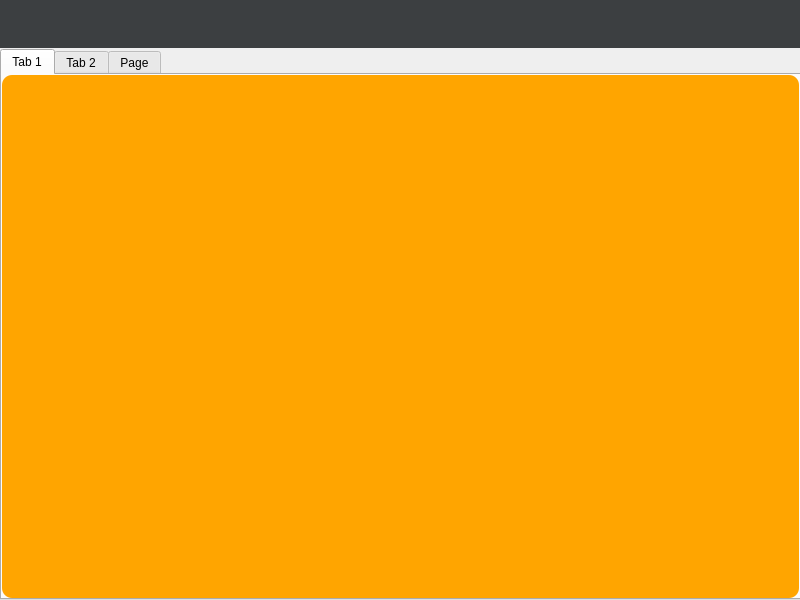
Qt form src/gui/ui/main_window.ui (PavelSbvt/office-technologies-second-lab) before a commit.
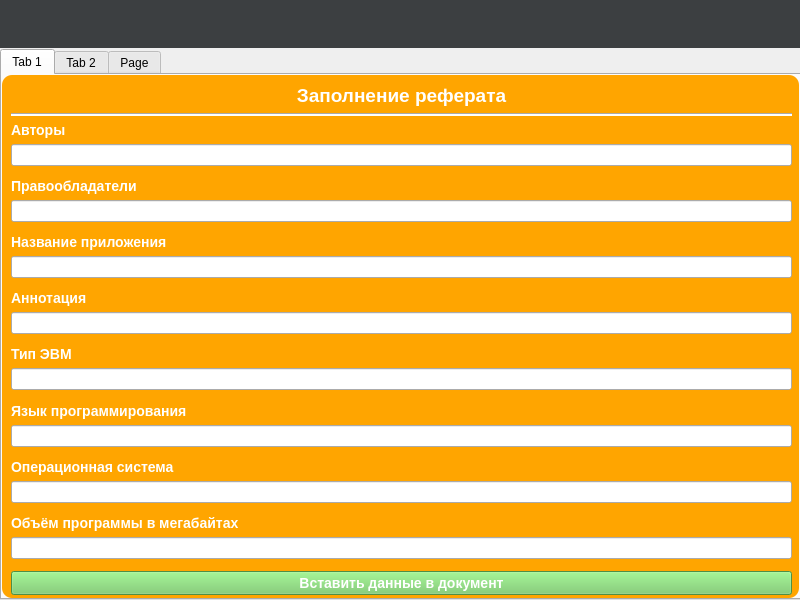
The same form after that commit.

Commit message: > [src/gui/ui/main_window.ui] - update ui - create input areas for input text which fill the report data

The edit to the form file:
```diff
--- a/src/gui/ui/main_window.ui
+++ b/src/gui/ui/main_window.ui
@@ -61,6 +61,320 @@
      <attribute name="title">
       <string>Tab 1</string>
      </attribute>
+     <widget class="QWidget" name="verticalLayoutWidget">
+      <property name="geometry">
+       <rect>
+        <x>9</x>
+        <y>9</y>
+        <width>781</width>
+        <height>511</height>
+       </rect>
+      </property>
+      <layout class="QVBoxLayout" name="verticalLayoutFirstTab">
+       <item>
+        <widget class="QLabel" name="labelTitleFillReport">
+         <property name="styleSheet">
+          <string notr="true">QLabel {
+	color: white;
+	font-weight: bold;
+	font-size: 19px;
+}</string>
+         </property>
+         <property name="text">
+          <string>Заполнение реферата</string>
+         </property>
+         <property name="alignment">
+          <set>Qt::AlignCenter</set>
+         </property>
+        </widget>
+       </item>
+       <item>
+        <widget class="Line" name="line">
+         <property name="minimumSize">
+          <size>
+           <width>0</width>
+           <height>3</height>
+          </size>
+         </property>
+         <property name="styleSheet">
+          <string notr="true">QFrame {
+	background-color: white;
+}</string>
+         </property>
+         <property name="orientation">
+          <enum>Qt::Horizontal</enum>
+         </property>
+        </widget>
+       </item>
+       <item>
+        <widget class="QLabel" name="authorsLabel">
+         <property name="maximumSize">
+          <size>
+           <width>16777215</width>
+           <height>30</height>
+          </size>
+         </property>
+         <property name="styleSheet">
+          <string notr="true">QLabel{
+	color: white;
+	font-weight: bold;
+	font-size: 14px;
+}</string>
+         </property>
+         <property name="text">
+          <string>Авторы</string>
+         </property>
+        </widget>
+       </item>
+       <item>
+        <widget class="QLineEdit" name="inputAuthors"/>
+       </item>
+       <item>
+        <spacer name="verticalSpacer">
+         <property name="orientation">
+          <enum>Qt::Vertical</enum>
+         </property>
+         <property name="sizeHint" stdset="0">
+          <size>
+           <width>20</width>
+           <height>40</height>
+          </size>
+         </property>
+        </spacer>
+       </item>
+       <item>
+        <widget class="QLabel" name="labelCopyratinHolders">
+         <property name="styleSheet">
+          <string notr="true">QLabel{
+	color: white;
+	font-weight: bold;
+	font-size: 14px;
+}</string>
+         </property>
+         <property name="text">
+          <string>Правообладатели</string>
+         </property>
+        </widget>
+       </item>
+       <item>
+        <widget class="QLineEdit" name="inputCopyratingHolders"/>
+       </item>
+       <item>
+        <spacer name="verticalSpacer_2">
+         <property name="orientation">
+          <enum>Qt::Vertical</enum>
+         </property>
+         <property name="sizeHint" stdset="0">
+          <size>
+           <width>20</width>
+           <height>40</height>
+          </size>
+         </property>
+        </spacer>
+       </item>
+       <item>
+        <widget class="QLabel" name="labelAppName">
+         <property name="styleSheet">
+          <string notr="true">QLabel{
+	color: white;
+	font-weight: bold;
+	font-size: 14px;
+}</string>
+         </property>
+         <property name="text">
+          <string>Название приложения</string>
+         </property>
+        </widget>
+       </item>
+       <item>
+        <widget class="QLineEdit" name="inputAppName"/>
+       </item>
+       <item>
+        <spacer name="verticalSpacer_4">
+         <property name="orientation">
+          <enum>Qt::Vertical</enum>
+         </property>
+         <property name="sizeHint" stdset="0">
+          <size>
+           <width>20</width>
+           <height>40</height>
+          </size>
+         </property>
+        </spacer>
+       </item>
+       <item>
+        <widget class="QLabel" name="labelAnnotation">
+         <property name="styleSheet">
+          <string notr="true">QLabel{
+	color: white;
+	font-weight: bold;
+	font-size: 14px;
+}</string>
+         </property>
+         <property name="text">
+          <string>Аннотация</string>
+         </property>
+        </widget>
+       </item>
+       <item>
+        <widget class="QLineEdit" name="inputAnnotation"/>
+       </item>
+       <item>
+        <spacer name="verticalSpacer_5">
+         <property name="orientation">
+          <enum>Qt::Vertical</enum>
+         </property>
+         <property name="sizeHint" stdset="0">
+          <size>
+           <width>20</width>
+           <height>40</height>
+          </size>
+         </property>
+        </spacer>
+       </item>
+       <item>
+        <widget class="QLabel" name="labelTypeIBM">
+         <property name="styleSheet">
+          <string notr="true">QLabel{
+	color: white;
+	font-weight: bold;
+	font-size: 14px;
+}</string>
+         </property>
+         <property name="text">
+          <string>Тип ЭВМ</string>
+         </property>
+        </widget>
+       </item>
+       <item>
+        <widget class="QLineEdit" name="inputTypeIBM"/>
+       </item>
+       <item>
+        <spacer name="verticalSpacer_6">
+         <property name="orientation">
+          <enum>Qt::Vertical</enum>
+         </property>
+         <property name="sizeHint" stdset="0">
+          <size>
+           <width>20</width>
+           <height>40</height>
+          </size>
+         </property>
+        </spacer>
+       </item>
+       <item>
+        <widget class="QLabel" name="labelProgramLanguage">
+         <property name="styleSheet">
+          <string notr="true">QLabel{
+	color: white;
+	font-weight: bold;
+	font-size: 14px;
+}</string>
+         </property>
+         <property name="text">
+          <string>Язык программирования</string>
+         </property>
+        </widget>
+       </item>
+       <item>
+        <widget class="QLineEdit" name="inputProgramLanguage"/>
+       </item>
+       <item>
+        <spacer name="verticalSpacer_3">
+         <property name="orientation">
+          <enum>Qt::Vertical</enum>
+         </property>
+         <property name="sizeHint" stdset="0">
+          <size>
+           <width>20</width>
+           <height>40</height>
+          </size>
+         </property>
+        </spacer>
+       </item>
+       <item>
+        <widget class="QLabel" name="labelOS">
+         <property name="styleSheet">
+          <string notr="true">QLabel{
+	color: white;
+	font-weight: bold;
+	font-size: 14px;
+}</string>
+         </property>
+         <property name="text">
+          <string>Операционная система</string>
+         </property>
+        </widget>
+       </item>
+       <item>
+        <widget class="QLineEdit" name="inputOS"/>
+       </item>
+       <item>
+        <spacer name="verticalSpacer_7">
+         <property name="orientation">
+          <enum>Qt::Vertical</enum>
+         </property>
+         <property name="sizeHint" stdset="0">
+          <size>
+           <width>20</width>
+           <height>40</height>
+          </size>
+         </property>
+        </spacer>
+       </item>
+       <item>
+        <widget class="QLabel" name="label">
+         <property name="styleSheet">
+          <string notr="true">QLabel{
+	color: white;
+	font-weight: bold;
+	font-size: 14px;
+}</string>
+         </property>
+         <property name="text">
+          <string>Объём программы в мегабайтах</string>
+         </property>
+        </widget>
+       </item>
+       <item>
+        <widget class="QLineEdit" name="inputScopeProgram"/>
+       </item>
+       <item>
+        <spacer name="verticalSpacer_8">
+         <property name="orientation">
+          <enum>Qt::Vertical</enum>
+         </property>
+         <property name="sizeHint" stdset="0">
+          <size>
+           <width>20</width>
+           <height>40</height>
+          </size>
+         </property>
+        </spacer>
+       </item>
+       <item>
+        <widget class="QPushButton" name="buttonBuildDocument">
+         <property name="styleSheet">
+          <string notr="true">QPushButton{
+	background-color: rgb(111, 200, 97);
+	color: white;
+	font-weight: bold;
+	font-size: 14px;
+} 
+QPushButton:hover {
+	background-color: rgb(106, 188, 91);
+}
+QPushButton:pressed {
+	background-color: rgb(93, 165, 80);
+}</string>
+         </property>
+         <property name="text">
+          <string>Вставить данные в документ</string>
+         </property>
+        </widget>
+       </item>
+      </layout>
+     </widget>
     </widget>
     <widget class="QWidget" name="tab_2">
      <property name="styleSheet">
```
